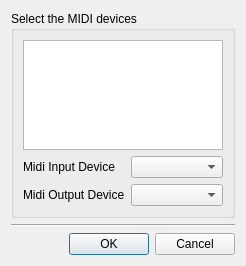
Qt form PianoBooster/src/GuiMidiSetupDialog.ui (chrisballinger/PianoBooster) before a commit.
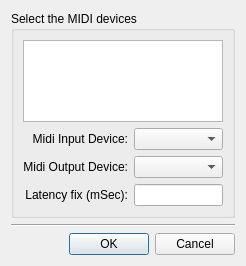
The same form after that commit.

What changed in the file:
```diff
--- a/PianoBooster/src/GuiMidiSetupDialog.ui
+++ b/PianoBooster/src/GuiMidiSetupDialog.ui
@@ -34,7 +34,10 @@
         <item row="0" column="0" >
          <widget class="QLabel" name="label" >
           <property name="text" >
-           <string>Midi Input Device</string>
+           <string>Midi Input Device:</string>
+          </property>
+          <property name="alignment" >
+           <set>Qt::AlignRight|Qt::AlignTrailing|Qt::AlignVCenter</set>
           </property>
          </widget>
         </item>
@@ -44,13 +47,36 @@
         <item row="1" column="0" >
          <widget class="QLabel" name="label_2" >
           <property name="text" >
-           <string>Midi Output Device</string>
+           <string>Midi Output Device:</string>
+          </property>
+          <property name="alignment" >
+           <set>Qt::AlignRight|Qt::AlignTrailing|Qt::AlignVCenter</set>
           </property>
          </widget>
         </item>
         <item row="1" column="1" >
          <widget class="QComboBox" name="midiOutputCombo" />
         </item>
+        <item row="2" column="0" >
+         <widget class="QLabel" name="label_3" >
+          <property name="text" >
+           <string>Latency fix (mSec):</string>
+          </property>
+          <property name="alignment" >
+           <set>Qt::AlignRight|Qt::AlignTrailing|Qt::AlignVCenter</set>
+          </property>
+         </widget>
+        </item>
+        <item row="2" column="1" >
+         <widget class="QLineEdit" name="latencyFixEdit" >
+          <property name="toolTip" >
+           <string>A work around for poor latency</string>
+          </property>
+          <property name="inputMask" >
+           <string>0000; </string>
+          </property>
+         </widget>
+        </item>
        </layout>
       </item>
      </layout>
```
Left out of the diff: 2 changed lines with no effect on the pictures.
